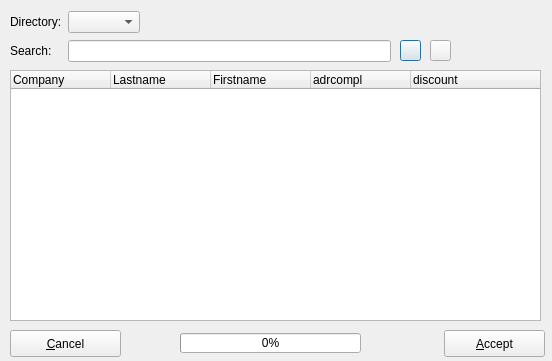
Before: the Qt Designer form trunk/ui/addrselectfrm.ui in BackupTheBerlios/first4-svn, drawn with Qt 5.
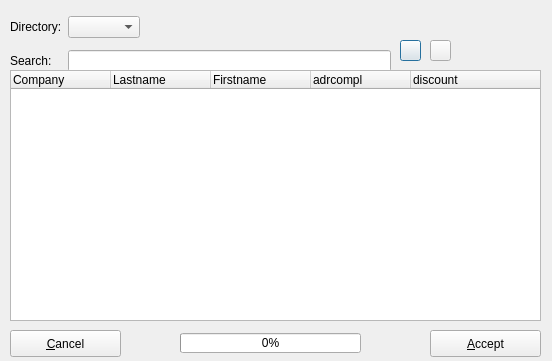
After: the same form once the commit is applied. Icons and pictures are not drawn.

Diff of the .ui file:
```diff
--- a/trunk/ui/addrselectfrm.ui
+++ b/trunk/ui/addrselectfrm.ui
@@ -21,7 +21,7 @@
      <x>10</x>
      <y>10</y>
      <width>381</width>
-     <height>55</height>
+     <height>68</height>
     </rect>
    </property>
    <layout class="QGridLayout" >
@@ -123,9 +123,9 @@
   <widget class="QPushButton" name="btnaccept" >
    <property name="geometry" >
     <rect>
-     <x>444</x>
+     <x>430</x>
      <y>330</y>
-     <width>101</width>
+     <width>111</width>
      <height>27</height>
     </rect>
    </property>
```
